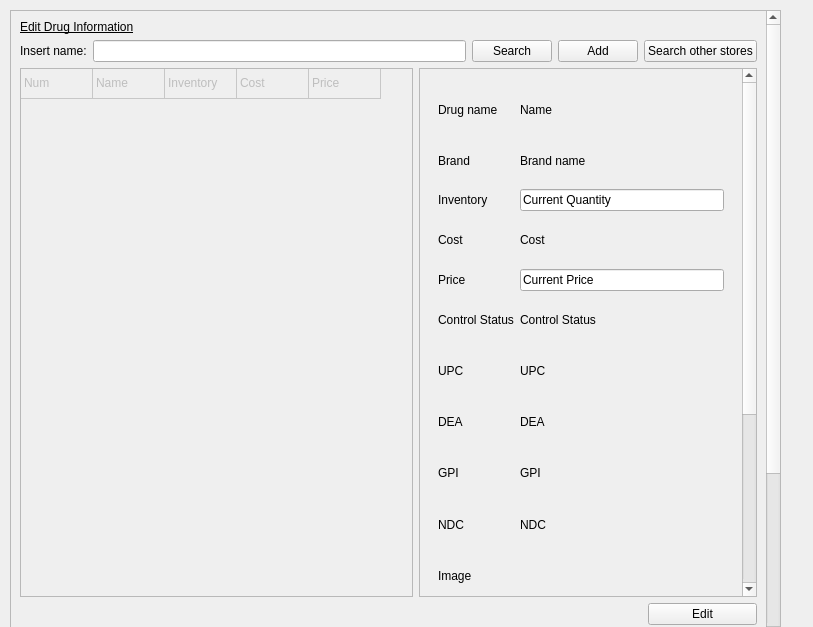
Old version of the form managementscreen.ui in the repository WNewsome/Pharmaceutical-Point-of-Sale.
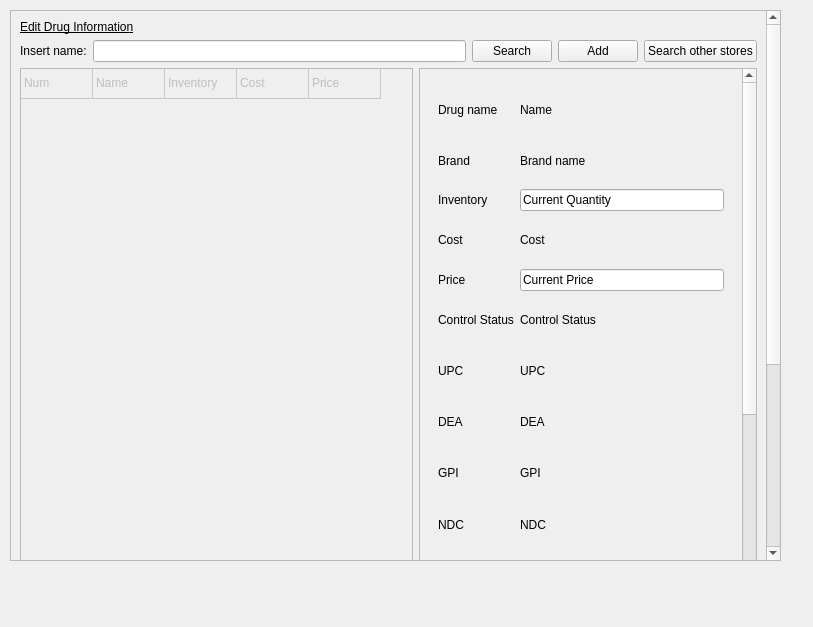
New version of the form.

Diff of the .ui file:
```diff
--- a/managementscreen.ui
+++ b/managementscreen.ui
@@ -19,7 +19,7 @@
      <x>10</x>
      <y>10</y>
      <width>771</width>
-     <height>631</height>
+     <height>551</height>
     </rect>
    </property>
    <property name="minimumSize">
```
Left out of the diff: 231 changed lines with no effect on the pictures.
